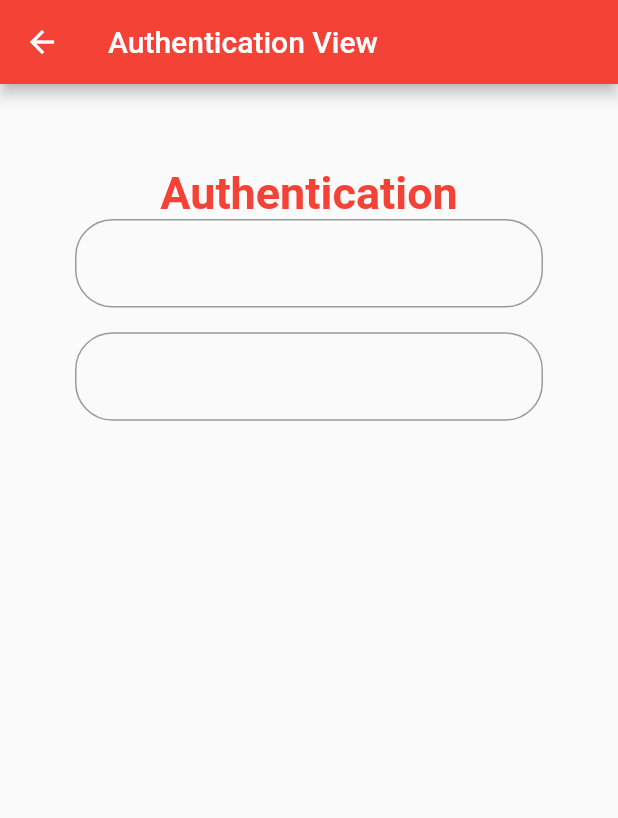
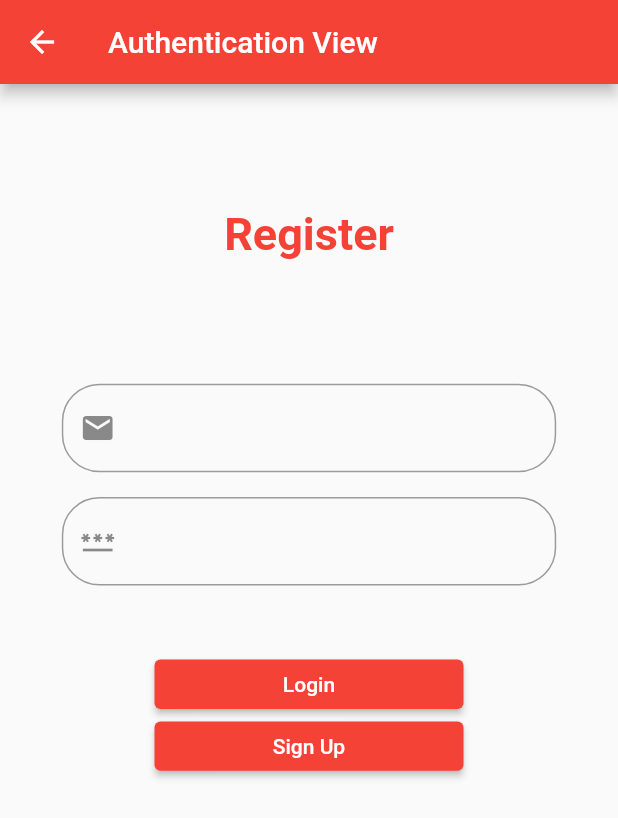
Before and after one commit to algorr/vonote, a Flutter app: the AuthenticationView screen opened directly, on a phone screen of 412 x 824 dp. Shown: the top 818 px of the screen. Run offline on Flutter 3.47's test engine with Material 2 defaults, Android fonts, the phone set to English and light mode, and no system bars; our stand-ins replace easy_splash_screen, equatable, firebase_auth, firebase_core, flutter_bloc, speech_to_text; missing offline and left inert: flow_builder; accounts and stored records are empty.

```diff
--- a/lib/app/routes/routes.dart
+++ b/lib/app/routes/routes.dart
@@ -2,15 +2,16 @@ import 'package:flutter/material.dart';
 import 'package:vonote/app/viewmodel/app/app_bloc.dart';
 import 'package:vonote/core/home/view/authentication_view.dart';
 import 'package:vonote/core/home/view/home_view.dart';
+import 'package:vonote/core/home/view/speech_to_text_view.dart';
 
 
-List<Page<dynamic>> OnGenerateViews(
+List<Page<dynamic>> onGenerateViews(
   AppStatus state,
   List<Page<dynamic>> pages,
 ) {
   switch (state) {
     case AppStatus.authenticated:
-      return [HomeView.page()];
+      return [SpeechToTextView.page()];
     case AppStatus.unauthenticated:
       return [AuthenticationView.page()];
   }
--- a/lib/app/viewmodel/app/app_bloc.dart
+++ b/lib/app/viewmodel/app/app_bloc.dart
@@ -3,7 +3,6 @@ import 'package:equatable/equatable.dart';
 import 'package:flutter_bloc/flutter_bloc.dart';
 import 'package:vonote/core/data/model/user_model.dart';
 import 'package:vonote/core/data/repositories/auth_repository.dart';
-
 
 part 'app_event.dart';
 part 'app_state.dart';
@@ -22,7 +21,8 @@ class AppBloc extends Bloc<AppEvent, AppState> {
     on<AppUserChanged>(_onUserChanged);
     on<AppLogout>(_onUserLogOut);
 
-    _userSubscription = _authRepository.user.listen((user) => add(AppUserChanged(user)));
+    _userSubscription =
+        _authRepository.user.listen((user) => add(AppUserChanged(user)));
   }
 
   void _onUserChanged(AppUserChanged event, Emitter<AppState> emit) {
@@ -37,7 +37,7 @@ class AppBloc extends Bloc<AppEvent, AppState> {
     unawaited(_authRepository.logOut());
   }
 
-    @override
+  @override
   Future<void> close() {
     _userSubscription?.cancel();
     return super.close();
--- a/lib/core/home/view/authentication_view.dart
+++ b/lib/core/home/view/authentication_view.dart
@@ -1,4 +1,7 @@
 import 'package:flutter/material.dart';
+import 'package:flutter_bloc/flutter_bloc.dart';
+import 'package:vonote/core/data/repositories/auth_repository.dart';
+import 'package:vonote/core/home/viewmodel/auth/auth_cubit.dart';
 
 class AuthenticationView extends StatelessWidget {
   const AuthenticationView({Key? key}) : super(key: key);
@@ -7,51 +10,192 @@ class AuthenticationView extends StatelessWidget {
 
   @override
   Widget build(BuildContext context) {
+    Size size = MediaQuery.of(context).size;
     return Scaffold(
       appBar: AppBar(
         title: const Text('Authentication View'),
       ),
       body: SafeArea(
+        child: BlocProvider(
+          create: (context) => AuthCubit(context.read<AuthRepository>()),
+          child: BlocListener<AuthCubit, AuthState>(
+            listener: (context, state) {
+              if (state.status == AuthStatus.error) {
+                ScaffoldMessenger.of(context).showSnackBar(const SnackBar(
+                  content: Text('Error'),
+                  duration: Duration(seconds: 2),
+                ));
+              }
+            },
             child: Column(
               children: [
-            const Padding(
-              padding: EdgeInsets.only(top: 55),
-              child: Center(
+                Padding(
+                  padding: EdgeInsets.only(top: size.height * .1),
+                  child: const Center(
                     child: Text(
-                  'Authentication',
-                  style: TextStyle(
-                      fontSize: 30,
-                      fontWeight: FontWeight.bold,
-                      color: Colors.red),
+                      AuthViewConsts.title,
+                      style: AuthViewConsts.titleTextStyle,
                     ),
                   ),
                 ),
-            const Padding(
-              padding: EdgeInsets.only(left: 50, right: 50),
-              child: Center(
-                child: TextField(
-                  decoration: InputDecoration(
-                      border: OutlineInputBorder(
-                          borderRadius: BorderRadius.all(Radius.circular(25)))),
-                ),
+                Padding(
+                  padding: EdgeInsets.only(
+                      left: size.width * .1,
+                      right: size.width * .1,
+                      top: size.height * .1),
+                  child: const Center(
+                    child: _EmailInputWidget(),
                   ),
                 ),
                 SizedBox(
                   height: MediaQuery.of(context).size.height * .02,
                 ),
-            const Padding(
-              padding: EdgeInsets.only(left: 50, right: 50),
-              child: Center(
-                child: TextField(
-                  decoration: InputDecoration(
-                      border: OutlineInputBorder(
-                          borderRadius: BorderRadius.all(Radius.circular(25)))),
+                Padding(
+                  padding: EdgeInsets.only(
+                      left: size.width * .1, right: size.width * .1),
+                  child: const Center(
+                    child: _PasswordInputWidget(),
                   ),
                 ),
+                _LoginButtonWidget(size: size),
+                _SignUpButtonWidget(size: size)
+              ],
             ),
-          ],
+          ),
         ),
       ),
     );
   }
 }
+
+class _LoginButtonWidget extends StatelessWidget {
+  const _LoginButtonWidget({
+    Key? key,
+    required this.size,
+  }) : super(key: key);
+
+  final Size size;
+
+  @override
+  Widget build(BuildContext context) {
+    return BlocBuilder<AuthCubit, AuthState>(
+      buildWhen: (previous, current) => previous.status != current.status,
+      builder: (context, state) {
+        return state.status == AuthStatus.submitting
+            ? const Center(
+                child: CircularProgressIndicator(),
+              )
+            : Padding(
+                padding: EdgeInsets.only(top: size.height * .06,bottom: size.height * .01),
+                child: SizedBox(
+                    width: size.width * .5,
+                    height: size.height * .04,
+                    child: ElevatedButton(
+                      onPressed: () {
+                        context.read<AuthCubit>().loginWithEmailAndPassword();
+                      },
+                      style: ElevatedButton.styleFrom(
+                          backgroundColor: Colors.red,
+                          fixedSize: Size(size.width * .5, size.height * .04)),
+                      child: const Text('Login'),
+                    )),
+              );
+      },
+    );
+  }
+}
+
+class _SignUpButtonWidget extends StatelessWidget {
+  const _SignUpButtonWidget({
+    Key? key,
+    required this.size,
+  }) : super(key: key);
+
+  final Size size;
+
+  @override
+  Widget build(BuildContext context) {
+    return BlocBuilder<AuthCubit, AuthState>(
+      buildWhen: (previous, current) => previous.status != current.status,
+      builder: (context, state) {
+        return state.status == AuthStatus.submitting
+            ? const Center(
+                child: CircularProgressIndicator(),
+              )
+            : Padding(
+                padding: EdgeInsets.only(left : size.height * .06, right: size.height * .06 ),
+                child: SizedBox(
+                    width: size.width * .5,
+                    height: size.height * .04,
+                    child: ElevatedButton(
+                      onPressed: () {
+                        context.read<AuthCubit>().signUpWithEmailAndPassword();
+                      },
+                      style: ElevatedButton.styleFrom(
+                          backgroundColor: Colors.red,
+                          fixedSize: Size(size.width * .5, size.height * .04)),
+                      child: const Text('Sign Up'),
+                    )),
+              );
+      },
+    );
+  }
+}
+
+
+class _PasswordInputWidget extends StatelessWidget {
+  const _PasswordInputWidget({
+    Key? key,
+  }) : super(key: key);
+
+  @override
+  Widget build(BuildContext context) {
+    return BlocBuilder<AuthCubit, AuthState>(
+      buildWhen: (previous, current) => previous.password != current.password,
+      builder: (context, state) {
+        return TextField(
+          keyboardType: TextInputType.visiblePassword,
+          obscureText: true,
+          onChanged: (password) {
+            context.read<AuthCubit>().changePassword(password);
+          },
+          decoration: const InputDecoration(
+
+              prefixIcon: Icon(Icons.password),
+              border: OutlineInputBorder(
+                  borderRadius: BorderRadius.all(Radius.circular(25)))),
+        );
+      },
+    );
+  }
+}
+
+class _EmailInputWidget extends StatelessWidget {
+  const _EmailInputWidget({
+    Key? key,
+  }) : super(key: key);
+
+  @override
+  Widget build(BuildContext context) {
+    return BlocBuilder<AuthCubit, AuthState>(
+      buildWhen: (previous, current) => previous.email != current.email,
+      builder: (context, state) {
+        return TextField(
+          onChanged: (email) {
+            context.read<AuthCubit>().changeEmail(email);
+          },
+          decoration: const InputDecoration(
+              prefixIcon: Icon(Icons.email),
+              border: OutlineInputBorder(
+                  borderRadius: BorderRadius.all(Radius.circular(25)))),
+        );
+      },
+    );
+  }
+}
+
+class AuthViewConsts {
+  static const String title = 'Register';
+  static const TextStyle titleTextStyle =
+      TextStyle(fontSize: 30, fontWeight: FontWeight.bold, color: Colors.red);
+}
--- a/lib/core/home/view/splash_screen_view.dart
+++ b/lib/core/home/view/splash_screen_view.dart
@@ -52,7 +52,7 @@ class CustomSplashScreenAndFlowBuilder extends StatelessWidget {
           (AppBloc bloc) => bloc.state.status,
         ),
         onGeneratePages: (AppStatus state, List<Page<dynamic>> pages) {
-          return OnGenerateViews(state, pages);
+          return onGenerateViews(state, pages);
         },
       ),
       durationInSeconds: 5,
--- a/lib/core/home/viewmodel/auth/auth_state.dart
+++ b/lib/core/home/viewmodel/auth/auth_state.dart
@@ -1,10 +1,35 @@
 part of 'auth_cubit.dart';
 
-abstract class AuthState extends Equatable {
-  const AuthState();
+enum AuthStatus { initial, submitting, success, error }
+
+class AuthState extends Equatable {
+  const AuthState(
+      {required this.email, required this.password, required this.status});
+
+  final String email;
+  final String password;
+  final AuthStatus status;
+
+  factory AuthState.init() {
+    return const AuthState(
+      email: '',
+      password: '',
+      status: AuthStatus.initial,
+    );
+  }
+
+  AuthState copyWith({
+    String? email,
+    String? password,
+    AuthStatus? status,
+  }) {
+    return AuthState(
+      email: email ?? this.email,
+      password: password ?? this.password,
+      status: status ?? this.status,
+    );
+  }
 
   @override
-  List<Object> get props => [];
+  List<Object> get props => [email, password, status];
 }
-
-class AuthInitial extends AuthState {}
```
Also changed, not shown: lib/core/home/view/home_view.dart (+28 -11 lines), lib/core/home/view/speech_to_text_view.dart (added, +116 -0 lines), lib/core/home/viewmodel/auth/auth_cubit.dart (+37 -2 lines), lib/main.dart (+5 -5 lines), 5 other files. Lines whose indentation alone changed are shown as unchanged.
